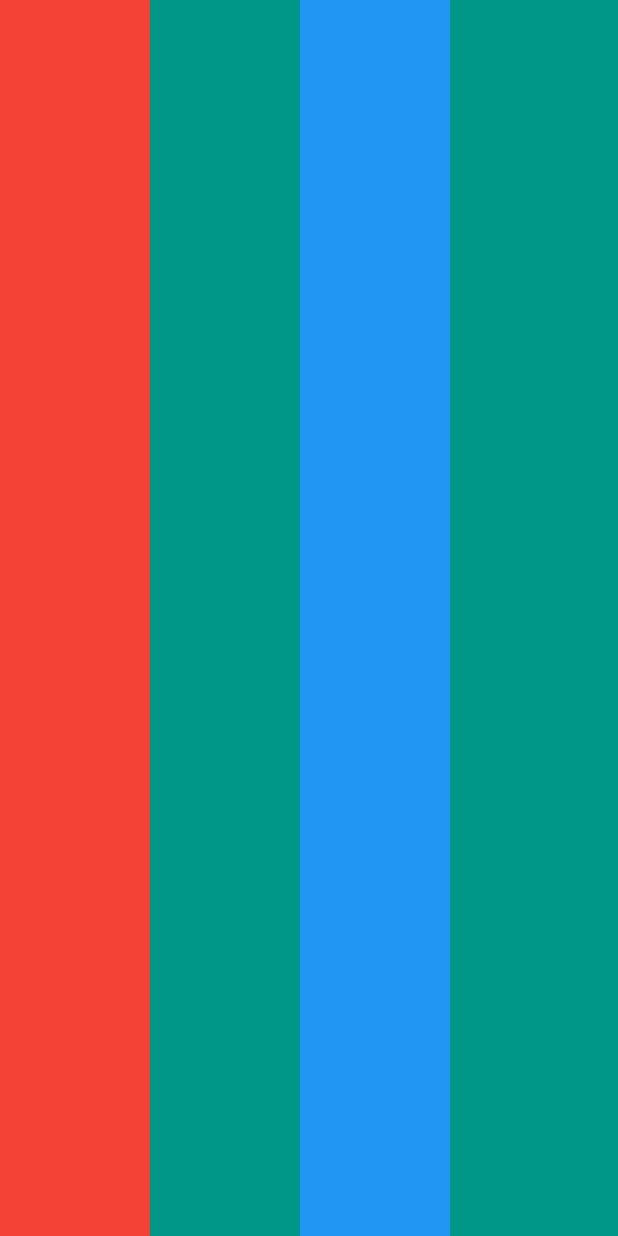
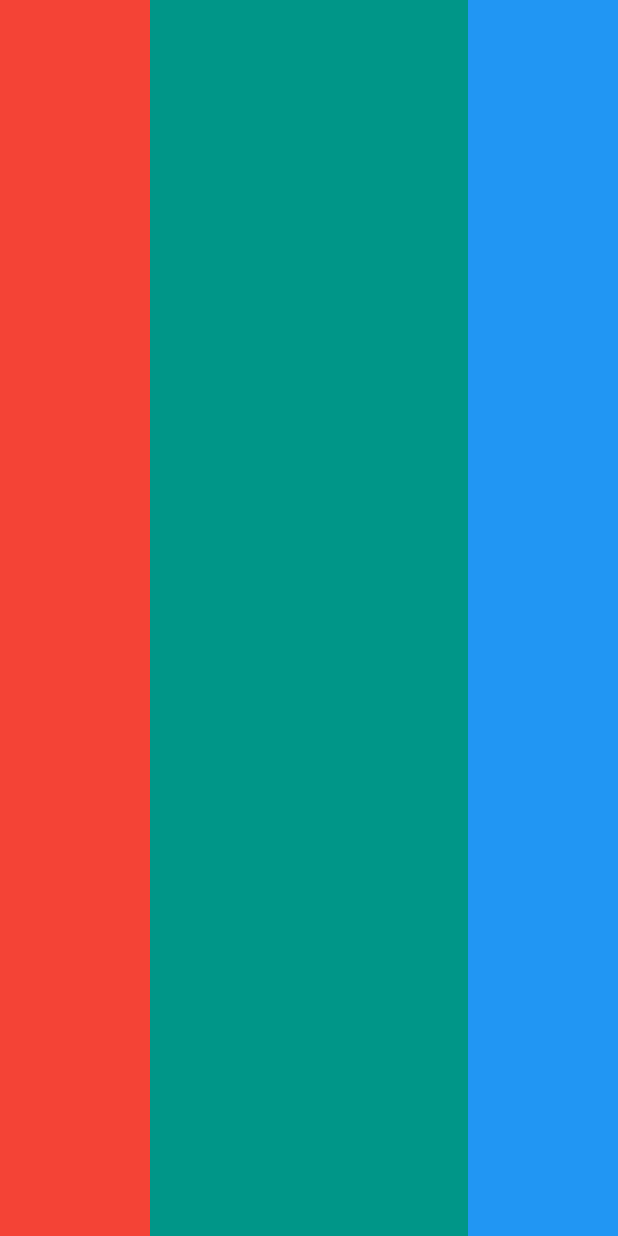
Before and after one commit to Oyekunle-Mark/mi_card, a Flutter app: the screen it shows after launch, on a phone screen of 412 x 824 dp. Run offline on Flutter 3.47's test engine with Material 2 defaults, Android fonts, the phone set to English and light mode, and no system bars.

Commit message:
Positioned the container widget

```diff
--- a/lib/main.dart
+++ b/lib/main.dart
@@ -13,12 +13,14 @@ class MyApp extends StatelessWidget {
         home: Scaffold(
       backgroundColor: Colors.teal,
       body: SafeArea(
-        child: Row(children: [
+        child:
+            Row(mainAxisAlignment: MainAxisAlignment.spaceBetween, children: [
           Container(
             width: 100.0,
             color: Colors.red,
           ),
           Column(
+            mainAxisAlignment: MainAxisAlignment.center,
             children: <Widget>[
               Container(
                 width: 100.0,
```
